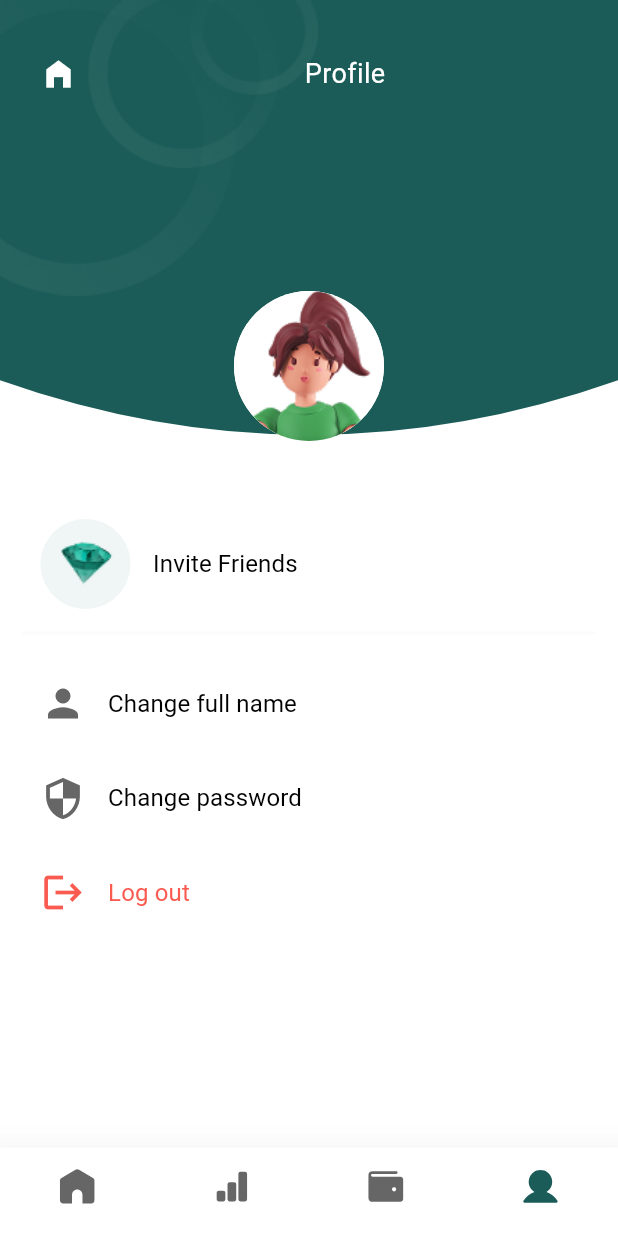
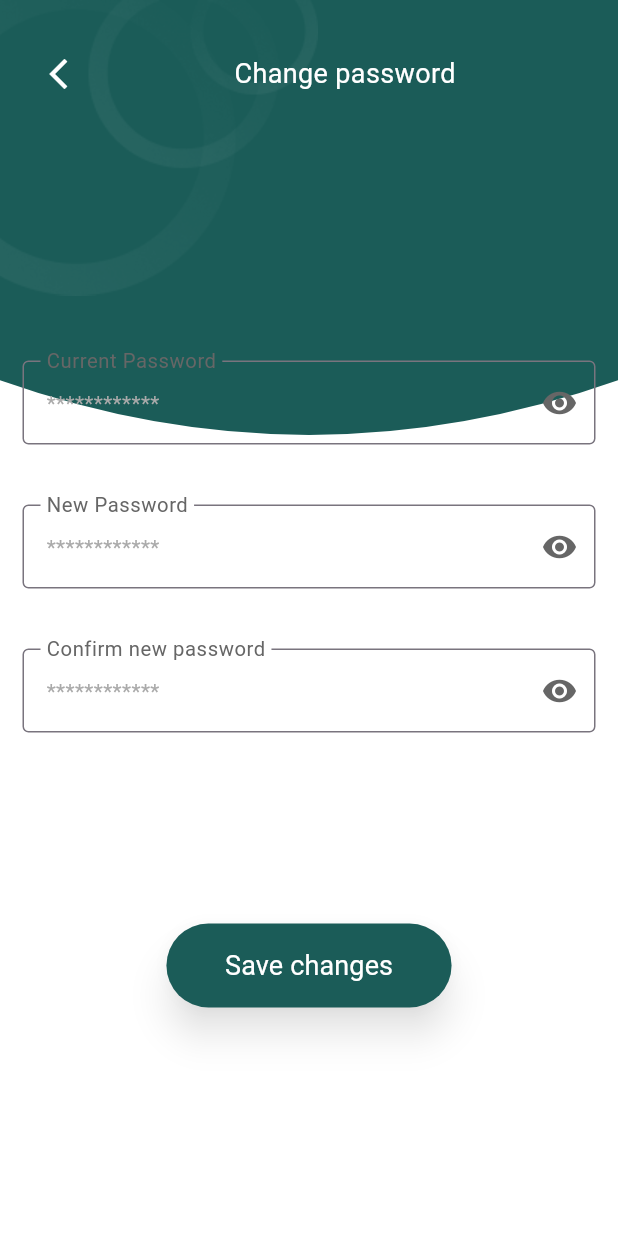
Before and after one commit to fatmakhadidja/mono, a Flutter app: the HomeScreen screen opened by its route, item 4 of the bottom bar chosen, after a tap on "Change password", on a phone screen of 412 x 824 dp. Run offline on Flutter 3.47's test engine with Material 3 defaults, Android fonts, the phone set to English and light mode, and no system bars; our stand-ins replace flutter_svg, loading_indicator, shared_preferences, shimmer; accounts and stored records are empty; network calls fail.

Commit message:
all done with the change password functionality

```diff
--- a/Frontend/mono/lib/routes/routes.dart
+++ b/Frontend/mono/lib/routes/routes.dart
@@ -4,6 +4,7 @@ import 'package:mono/ui/screens/login_screen.dart';
 import 'package:mono/ui/screens/onboarding_screen.dart';
 import 'package:mono/ui/screens/register_screen.dart';
 import 'package:mono/ui/widgets/change_fullname.dart';
+import 'package:mono/ui/widgets/change_password.dart';
 
 class AppRoutes {
   static const String login = '/login';
@@ -11,6 +12,7 @@ class AppRoutes {
   static const String onboarding = '/onboarding';
   static const String home = '/home';
   static const String changeFullName = '/changeFullName';
+  static const String changePassword = '/changePassword';
 
   static Route<dynamic> generateRoute(RouteSettings settings) {
     switch (settings.name) {
@@ -20,10 +22,12 @@ class AppRoutes {
         return MaterialPageRoute(builder: (_) => RegisterScreen());
       case onboarding:
         return MaterialPageRoute(builder: (_) => OnboardingScreen());
-        case home:
+      case home:
         return MaterialPageRoute(builder: (_) =>HomeScreen());
-        case changeFullName:
+      case changeFullName:
         return MaterialPageRoute(builder: (_) =>ChangeFullName());
+      case changePassword:
+        return MaterialPageRoute(builder: (_) =>ChangePassword());
 
       default:
         return MaterialPageRoute(
--- /dev/null
+++ b/Frontend/mono/lib/ui/widgets/change_password.dart
@@ -0,0 +1,163 @@
+import 'package:flutter/material.dart';
+import 'package:mono/core/constants/text_styles.dart';
+import 'package:mono/core/services/ProfileService.dart';
+import 'package:mono/ui/widgets/confirm_password_text_form.dart';
+import 'package:mono/ui/widgets/curved_top.dart';
+import 'package:mono/ui/widgets/filled_button.dart';
+import 'package:mono/ui/widgets/password_text_form.dart';
+
+class ChangePassword extends StatefulWidget {
+  const ChangePassword({super.key});
+
+  @override
+  State<ChangePassword> createState() => _ChangePasswordState();
+}
+
+class _ChangePasswordState extends State<ChangePassword> {
+  final Profileservice profileservice = Profileservice();
+  final TextEditingController currentPasswordController =
+      TextEditingController();
+  final TextEditingController newPasswordController = TextEditingController();
+  final TextEditingController confirmPasswordController =
+      TextEditingController();
+
+  final _formKey = GlobalKey<FormState>(); // 🔹 form key
+  bool _isLoading = false;
+
+  Future<void> _handleSave() async {
+  if (!_formKey.currentState!.validate()) return; // 🔹 validate before submit
+
+  setState(() => _isLoading = true);
+
+  final result = await profileservice.changePassword(
+    currentPasswordController.text,
+    newPasswordController.text,
+  );
+
+  if (mounted) {
+    setState(() => _isLoading = false);
+
+    if (result == null) {
+
+      ScaffoldMessenger.of(context).showSnackBar(
+        const SnackBar(content: Text("Password changed successfully")),
+      );
+      Navigator.pop(context); // go back only if success
+    } else if (result == "Current password is incorrect") {
+
+      ScaffoldMessenger.of(context).showSnackBar(
+        const SnackBar(content: Text("Current password is incorrect")),
+      );
+    } else {
+
+      ScaffoldMessenger.of(context).showSnackBar(
+        SnackBar(content: Text(result)),
+      );
+    }
+  }
+}
+
+
+  @override
+  void dispose() {
+    currentPasswordController.dispose();
+    newPasswordController.dispose();
+    confirmPasswordController.dispose();
+    super.dispose();
+  }
+
+  @override
+  Widget build(BuildContext context) {
+    final screenHeight = MediaQuery.of(context).size.height;
+    final screenWidth = MediaQuery.of(context).size.width;
+
+    return Scaffold(
+      resizeToAvoidBottomInset: false,
+      backgroundColor: Colors.white,
+      body: Stack(
+        children: [
+          CurvedTop(screenHeight: screenHeight, screenWidth: screenWidth),
+          SafeArea(
+            child: Padding(
+              padding: const EdgeInsets.fromLTRB(15, 25, 15, 25),
+              child: Form(
+                key: _formKey, // 🔹 wrap inside a Form
+                child: Column(
+                  children: [
+                    Row(
+                      children: [
+                        IconButton(
+                          onPressed: () => Navigator.pop(context),
+                          icon: const Icon(
+                            Icons.arrow_back_ios_new,
+                            color: Colors.white,
+                          ),
+                        ),
+                        Expanded(
+                          child: Align(
+                            alignment: Alignment.center,
+                            child: Text(
+                              "Change password",
+                              style: AppTextStyles.body1(
+                                color: Colors.white,
+                                fontSize: 18,
+                              ),
+                            ),
+                          ),
+                        ),
+                      ],
+                    ),
+                    const Spacer(),
+
+                    // Current password
+                    Padding(
+                      padding: const EdgeInsets.only(top: 40),
+                      child: PasswordTextForm(
+                        controller: currentPasswordController,
+                        label: 'Current Password',
+                      ),
+                    ),
+
+                    // New password
+                    Padding(
+                      padding: const EdgeInsets.only(top: 40),
+                      child: PasswordTextForm(
+                        controller: newPasswordController,
+                        label: 'New Password',
+                      ),
+                    ),
+
+                    // Confirm new password
+                    Padding(
+                      padding: const EdgeInsets.only(top: 40),
+                      child: ConfirmPasswordTextForm(
+                        controller: confirmPasswordController,
+                        label: 'Confirm new password',
+                        firstPassword: newPasswordController,
+                      ),
+                    ),
+
+                    const Spacer(),
+                    MyFilledButton(
+                      onPressed: _isLoading ? null : _handleSave,
+                      text: "Save changes",
+                    ),
+                    const Spacer(),
+                  ],
+                ),
+              ),
+            ),
+          ),
+
+          if (_isLoading)
+            Container(
+              color: Colors.black54,
+              child: const Center(
+                child: CircularProgressIndicator(color: Colors.white),
+              ),
+            ),
+        ],
+      ),
+    );
+  }
+}
--- a/Frontend/mono/lib/ui/widgets/profile_page.dart
+++ b/Frontend/mono/lib/ui/widgets/profile_page.dart
@@ -155,7 +155,9 @@ class _ProfilePageState extends State<ProfilePage> {
                     size: 30,
                   ),
                   text: "Change password",
-                  onPressed: () {},
+                  onPressed: () {
+                    Navigator.pushNamed(context,AppRoutes.changePassword);
+                  },
                 ),
                 const SizedBox(height: 15),
                 ProfileRow(
```
Also changed, not shown: Frontend/mono/lib/core/services/ProfileService.dart (+28 -1 lines), Frontend/mono/lib/ui/widgets/change_fullname.dart (+18 -5 lines), 1 other file.
